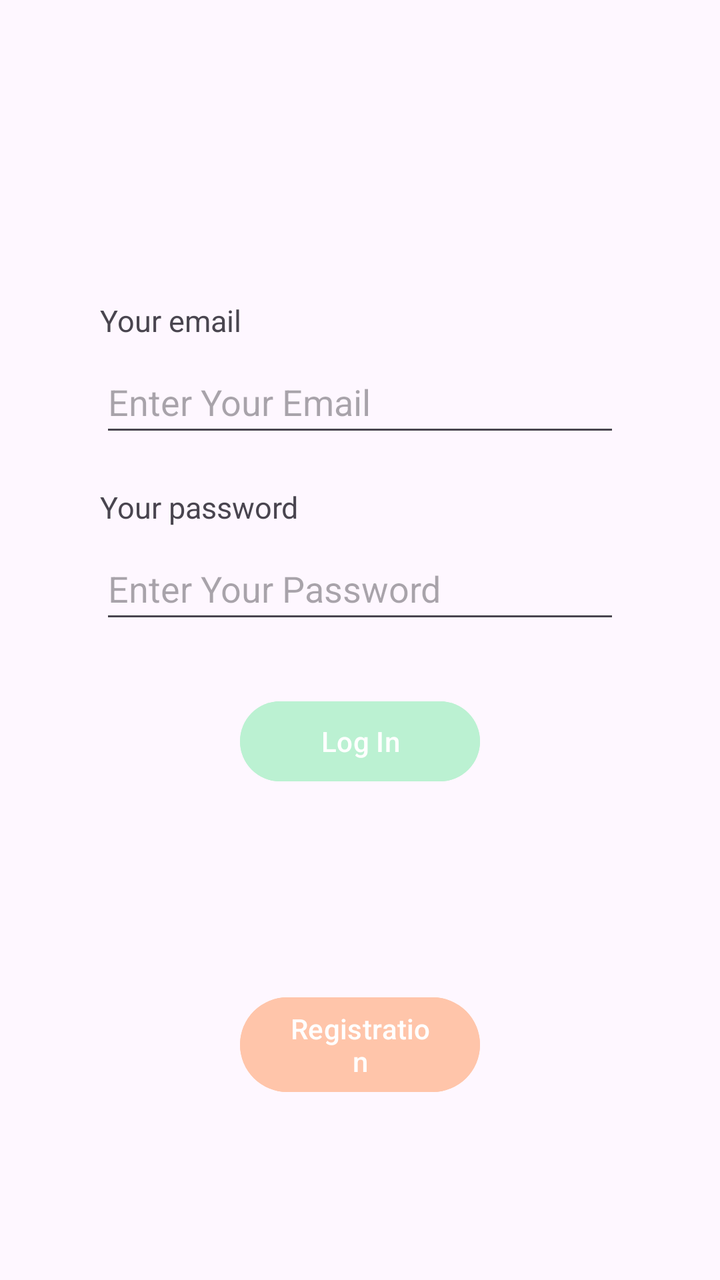
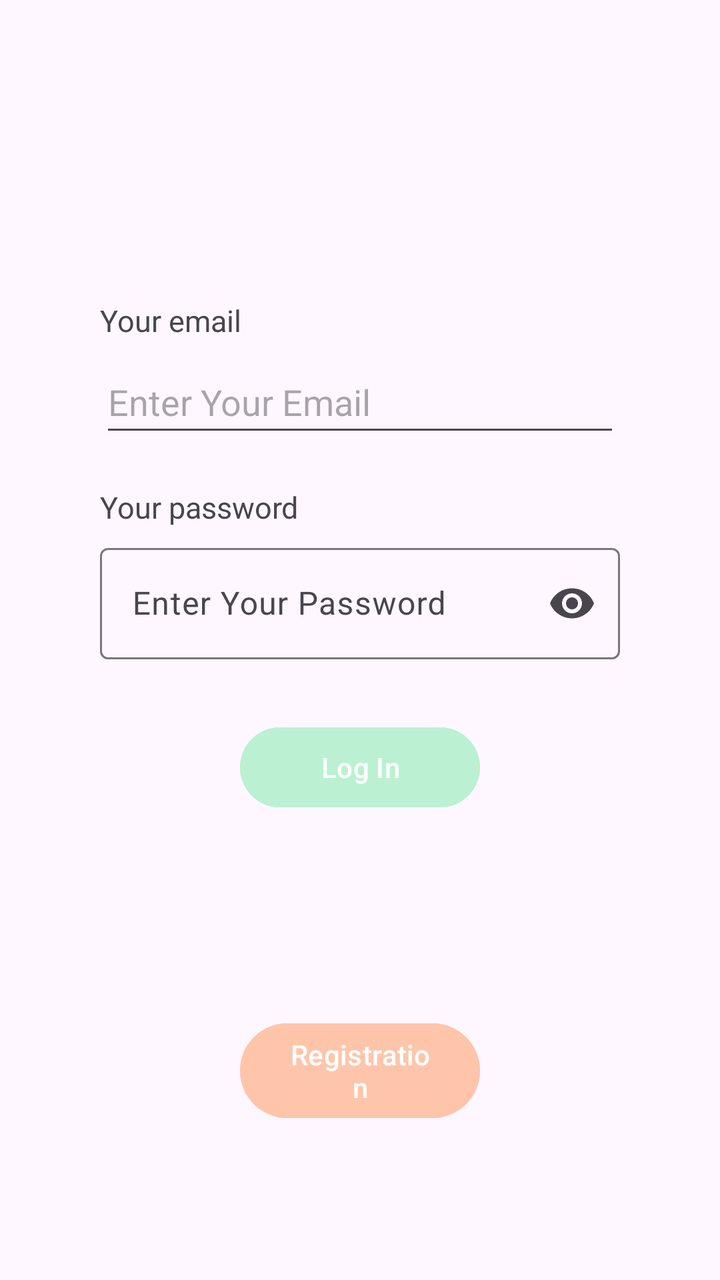

An Android layout rendered at two revisions. The XML below is the earlier revision; the diff shows what the commit changed to produce the second picture.
<!-- AndroidManifest.xml: application theme Theme.CallBoardAS -->
<!-- res/layout/activity_log_in.xml -->
<?xml version="1.0" encoding="utf-8"?>
<LinearLayout xmlns:android="http://schemas.android.com/apk/res/android"
    xmlns:app="http://schemas.android.com/apk/res-auto"
    xmlns:tools="http://schemas.android.com/tools"
    android:id="@+id/main"
    android:layout_width="match_parent"
    android:layout_height="match_parent"
    android:orientation="vertical"
    tools:context=".LogInActivity" >

    <TextView
        android:id="@+id/textViewLogInEmail"
        android:layout_width="match_parent"
        android:layout_height="wrap_content"
        android:layout_marginHorizontal="50dp"
        android:layout_marginTop="150dp"
        android:text="@string/current_email_text_view"
        android:textSize="15sp" />

    <EditText
        android:id="@+id/editTexLogInEmail"
        android:layout_width="match_parent"
        android:layout_height="wrap_content"
        android:layout_marginHorizontal="50dp"
        android:layout_marginTop="5dp"
        android:ems="10"
        android:hint="@string/email_text_plain"
        android:inputType="textEmailAddress"
        android:minHeight="48dp"
        android:text="" />

    <TextView
        android:id="@+id/textViewLogInPassword"
        android:layout_width="match_parent"
        android:layout_height="wrap_content"
        android:layout_marginHorizontal="50dp"
        android:layout_marginTop="20dp"
        android:text="@string/current_password_text_view"
        android:textSize="15sp" />

    <EditText
        android:id="@+id/editTextLogInPassword"
        android:layout_width="match_parent"
        android:layout_height="wrap_content"
        android:layout_marginHorizontal="50dp"
        android:layout_marginTop="5dp"
        android:ems="10"
        android:hint="@string/password_text_plain"
        android:inputType="textPassword"
        android:minHeight="48dp" />

    <Button
        android:id="@+id/buttonLogIn"
        android:layout_width="match_parent"
        android:layout_height="wrap_content"
        android:layout_marginHorizontal="120dp"
        android:layout_marginTop="30dp"
        android:backgroundTint="@color/green"
        android:text="@string/login_button" />

    <Button
        android:id="@+id/buttonRegistration"
        android:layout_width="match_parent"
        android:layout_height="wrap_content"
        android:layout_marginHorizontal="120dp"
        android:layout_marginTop="100dp"
        android:backgroundTint="@color/orange"
        android:text="@string/registration_button" />
</LinearLayout>
<!-- resources referenced by this layout -->
<resources>
  <color name="green">#BBF1D2</color>
  <color name="orange">#FFC5AA</color>
  <string name="current_email_text_view">Your email</string>
  <string name="current_password_text_view">Your password</string>
  <string name="email_text_plain">Enter Your Email</string>
  <string name="login_button">Log In</string>
  <string name="password_text_plain">Enter Your Password</string>
  <string name="registration_button">Registration</string>
  <style name="Theme.CallBoardAS" parent="Base.Theme.CallBoardAS" />
  <style name="Base.Theme.CallBoardAS" parent="Theme.Material3.DayNight.NoActionBar">
          
          
      </style>
</resources>

<!-- the commit's change to res/layout/activity_log_in.xml (unified diff, before → after) -->
@@ -36,18 +36,23 @@
         android:layout_marginHorizontal="50dp"
         android:layout_marginTop="20dp"
         android:text="@string/current_password_text_view"
-        android:textSize="15sp" />
+        android:textSize="15sp"/>
 
-    <EditText
-        android:id="@+id/editTextLogInPassword"
+    <com.google.android.material.textfield.TextInputLayout
         android:layout_width="match_parent"
         android:layout_height="wrap_content"
         android:layout_marginHorizontal="50dp"
         android:layout_marginTop="5dp"
-        android:ems="10"
+        android:minHeight="48dp"
         android:hint="@string/password_text_plain"
-        android:inputType="textPassword"
-        android:minHeight="48dp" />
+        app:endIconMode="password_toggle">
+        <com.google.android.material.textfield.TextInputEditText
+            android:id="@+id/editTextLogInPassword"
+            android:layout_width="match_parent"
+            android:layout_height="wrap_content"
+            android:ems="10"
+            android:inputType="textPassword" />
+    </com.google.android.material.textfield.TextInputLayout>
 
     <Button
         android:id="@+id/buttonLogIn"
